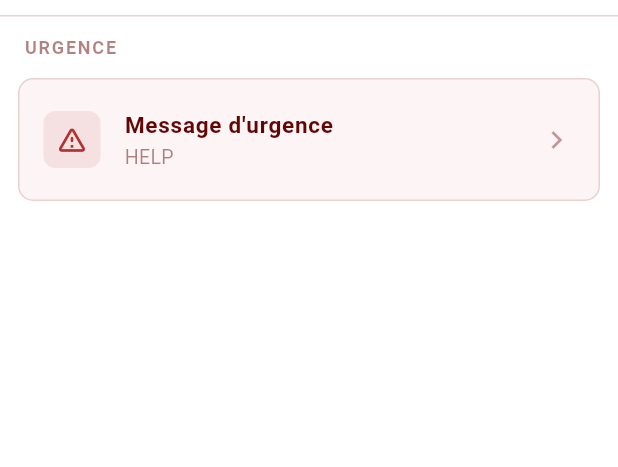
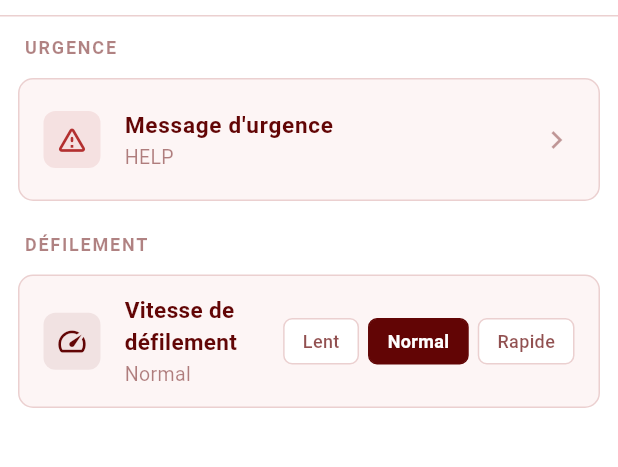
Before and after one commit to Astralale/led_matrix_app, a Flutter app: the screen it shows after launch, after a tap on "Urgence", after a tap on "Paramètres", on a phone screen of 412 x 824 dp, the part 69-536 px from its top. Run offline on Flutter 3.47's test engine with Material 3 defaults, Android fonts, the phone set to English and light mode, and no system bars; our stand-ins replace flutter_blue_plus.

Commit message:
feat: add scroll speed configuration to settings and update text mode integration

```diff
--- a/lib/screens/settings_screen.dart
+++ b/lib/screens/settings_screen.dart
@@ -3,8 +3,13 @@ import '../config/constants.dart';
 
 class SettingsScreen extends StatefulWidget {
   final String emergencyMessage;
+  final int scrollSpeedMs;
 
-  const SettingsScreen({super.key, required this.emergencyMessage});
+  const SettingsScreen({
+    super.key,
+    required this.emergencyMessage,
+    required this.scrollSpeedMs,
+  });
 
   @override
   State<SettingsScreen> createState() => _SettingsScreenState();
@@ -12,11 +17,26 @@ class SettingsScreen extends StatefulWidget {
 
 class _SettingsScreenState extends State<SettingsScreen> {
   late String _emergencyMessage;
+  late int _scrollSpeedMs;
+
+  static const Map<int, String> _speedOptions = {
+    100: 'Lent',
+    60: 'Normal',
+    30: 'Rapide',
+  };
 
   @override
   void initState() {
     super.initState();
     _emergencyMessage = widget.emergencyMessage;
+    _scrollSpeedMs = widget.scrollSpeedMs;
+  }
+
+  Map<String, dynamic> _buildResult() {
+    return {
+      'emergencyMessage': _emergencyMessage,
+      'scrollSpeedMs': _scrollSpeedMs,
+    };
   }
 
   Future<void> _editEmergencyMessage() async {
@@ -100,7 +120,7 @@ class _SettingsScreenState extends State<SettingsScreen> {
       canPop: false,
       onPopInvokedWithResult: (didPop, result) {
         if (!didPop) {
-          Navigator.pop(context, _emergencyMessage);
+          Navigator.pop(context, _buildResult());
         }
       },
       child: Scaffold(
@@ -112,6 +132,10 @@ class _SettingsScreenState extends State<SettingsScreen> {
             _buildSectionHeader('Urgence'),
             const SizedBox(height: 8),
             _buildEmergencyTile(),
+            const SizedBox(height: 20),
+            _buildSectionHeader('Défilement'),
+            const SizedBox(height: 8),
+            _buildScrollSpeedTile(),
           ],
         ),
       ),
@@ -125,7 +149,7 @@ class _SettingsScreenState extends State<SettingsScreen> {
       surfaceTintColor: Colors.transparent,
       leading: IconButton(
         icon: const Icon(Icons.arrow_back, color: AppConstants.accentColor),
-        onPressed: () => Navigator.pop(context, _emergencyMessage),
+        onPressed: () => Navigator.pop(context, _buildResult()),
       ),
       bottom: PreferredSize(
         preferredSize: const Size.fromHeight(1),
@@ -222,4 +246,103 @@ class _SettingsScreenState extends State<SettingsScreen> {
       ),
     );
   }
+
+  Widget _buildScrollSpeedTile() {
+    final currentLabel = _speedOptions[_scrollSpeedMs] ?? '${_scrollSpeedMs}ms';
+
+    return Container(
+      decoration: BoxDecoration(
+        color: AppConstants.surfaceColor,
+        borderRadius: BorderRadius.circular(AppConstants.defaultRadius),
+        border: Border.all(color: AppConstants.borderColor),
+      ),
+      child: Padding(
+        padding: const EdgeInsets.symmetric(horizontal: 16, vertical: 12),
+        child: Row(
+          children: [
+            Container(
+              padding: const EdgeInsets.all(8),
+              decoration: BoxDecoration(
+                color: AppConstants.accentColor.withOpacity(0.08),
+                borderRadius: BorderRadius.circular(8),
+              ),
+              child: const Icon(
+                Icons.speed,
+                color: AppConstants.accentColor,
+                size: 22,
+              ),
+            ),
+            const SizedBox(width: 16),
+            Expanded(
+              child: Column(
+                crossAxisAlignment: CrossAxisAlignment.start,
+                children: [
+                  const Text(
+                    'Vitesse de défilement',
+                    style: TextStyle(
+                      color: AppConstants.accentColor,
+                      fontSize: 15,
+                      fontWeight: FontWeight.w600,
+                    ),
+                  ),
+                  const SizedBox(height: 2),
+                  Text(
+                    currentLabel,
+                    style: TextStyle(
+                      color: AppConstants.accentColor.withOpacity(0.5),
+                      fontSize: 13,
+                    ),
+                  ),
+                ],
+              ),
+            ),
+            Row(
+              mainAxisSize: MainAxisSize.min,
+              children: _speedOptions.entries.map((entry) {
+                final isSelected = _scrollSpeedMs == entry.key;
+                return Padding(
+                  padding: const EdgeInsets.only(left: 6),
+                  child: GestureDetector(
+                    onTap: () => setState(() => _scrollSpeedMs = entry.key),
+                    child: AnimatedContainer(
+                      duration: const Duration(milliseconds: 150),
+                      padding: const EdgeInsets.symmetric(
+                        horizontal: 12,
+                        vertical: 6,
+                      ),
+                      decoration: BoxDecoration(
+                        color: isSelected
+                            ? AppConstants.accentColor
+                            : AppConstants.backgroundColor,
+                        borderRadius: BorderRadius.circular(
+                          AppConstants.smallRadius,
+                        ),
+                        border: Border.all(
+                          color: isSelected
+                              ? AppConstants.accentColor
+                              : AppConstants.borderColor,
+                        ),
+                      ),
+                      child: Text(
+                        entry.value,
+                        style: TextStyle(
+                          color: isSelected
+                              ? Colors.white
+                              : AppConstants.accentColor.withOpacity(0.7),
+                          fontSize: 12,
+                          fontWeight: isSelected
+                              ? FontWeight.w700
+                              : FontWeight.w500,
+                        ),
+                      ),
+                    ),
+                  ),
+                );
+              }).toList(),
+            ),
+          ],
+        ),
+      ),
+    );
+  }
 }
--- a/lib/screens/text_mode_screen.dart
+++ b/lib/screens/text_mode_screen.dart
@@ -30,7 +30,7 @@ class _TextModeScreenState extends State<TextModeScreen> {
   String _currentText = '';
   bool _isScrolling = false;
   bool _scrollEnabled = false;
-  static const int _scrollSpeedMs = 60;
+  int _scrollSpeedMs = 60;
 
   // Draw scroll
   List<List<int>>? _scrollSnapshot;
@@ -95,9 +95,9 @@ class _TextModeScreenState extends State<TextModeScreen> {
 
   void _startScrolling() {
     _isScrolling = true;
-    _scrollTimer = Timer.periodic(
-      const Duration(milliseconds: _scrollSpeedMs),
-      (timer) {
+    _scrollTimer = Timer.periodic(Duration(milliseconds: _scrollSpeedMs), (
+      timer,
+    ) {
       final textWidth = TextRenderer.getTextWidth(_currentText);
       setState(() {
         TextRenderer.drawText(
@@ -113,8 +113,7 @@ class _TextModeScreenState extends State<TextModeScreen> {
         }
       });
       _sendCurrentMatrix();
-      },
-    );
+    });
   }
 
   void _stopScrolling() {
@@ -168,9 +167,7 @@ class _TextModeScreenState extends State<TextModeScreen> {
     int offset = 0;
     _isScrolling = true;
     _scrollTimer?.cancel();
-    _scrollTimer = Timer.periodic(
-      const Duration(milliseconds: _scrollSpeedMs),
-      (_) {
+    _scrollTimer = Timer.periodic(Duration(milliseconds: _scrollSpeedMs), (_) {
       offset++;
       final w = AppConstants.matrixWidth;
       final h = AppConstants.matrixHeight;
@@ -183,8 +180,7 @@ class _TextModeScreenState extends State<TextModeScreen> {
         }
       });
       _sendCurrentMatrix();
-      },
-    );
+    });
   }
 
   void _clearMatrix() {
@@ -215,18 +211,40 @@ class _TextModeScreenState extends State<TextModeScreen> {
   }
 
   Future<void> _openSettings() async {
-    final result = await Navigator.push<String>(
+    final result = await Navigator.push<Map<String, dynamic>>(
       context,
       MaterialPageRoute(
-        builder: (context) =>
-            SettingsScreen(emergencyMessage: _emergencyMessage),
+        builder: (context) => SettingsScreen(
+          emergencyMessage: _emergencyMessage,
+          scrollSpeedMs: _scrollSpeedMs,
+        ),
       ),
     );
 
-    if (result != null && result.isNotEmpty) {
+    if (result != null) {
       setState(() {
-        _emergencyMessage = result.toUpperCase();
+        final msg = result['emergencyMessage'] as String?;
+        if (msg != null && msg.isNotEmpty) {
+          _emergencyMessage = msg.toUpperCase();
+        }
+        final speed = result['scrollSpeedMs'] as int?;
+        if (speed != null) {
+          _scrollSpeedMs = speed;
+          if (_isScrolling) {
+            _restartActiveScroll();
+          }
+        }
       });
+    }
+  }
+
+  void _restartActiveScroll() {
+    if (_scrollSnapshot != null) {
+      _stopScrolling();
+      _startDrawScroll();
+    } else if (_currentText.isNotEmpty) {
+      _stopScrolling();
+      _startScrolling();
     }
   }
 
```
Lines whose indentation alone changed are shown as unchanged.
